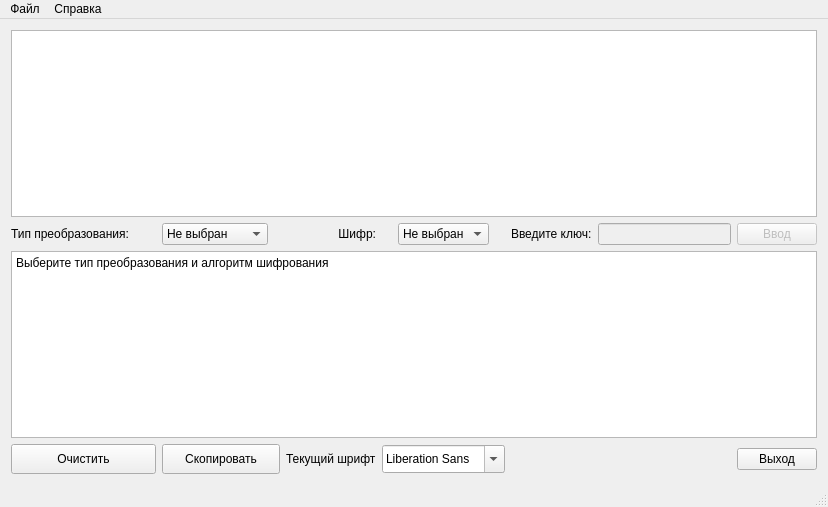
Before: the Qt Designer form crypt.ui in Sterly27/trpo, drawn with Qt 5.
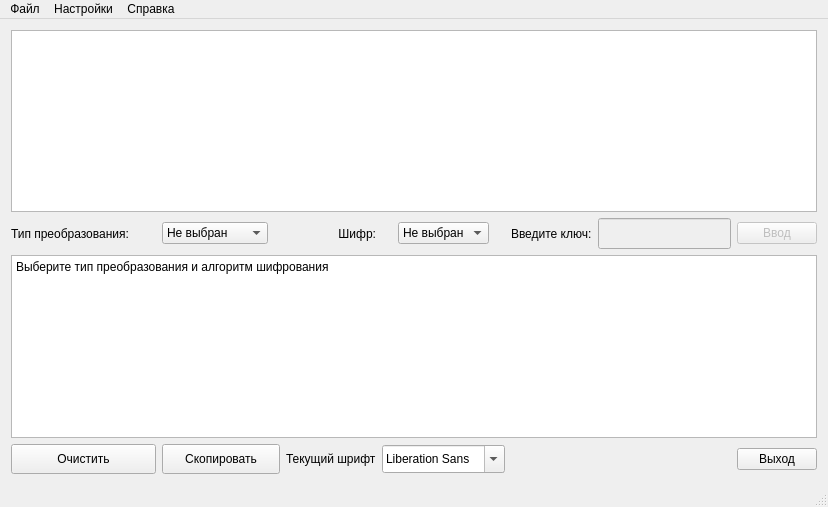
After: the same form once the commit is applied.

Diff of the .ui file:
```diff
--- a/crypt.ui
+++ b/crypt.ui
@@ -111,6 +111,12 @@
       <property name="enabled">
        <bool>false</bool>
       </property>
+      <property name="minimumSize">
+       <size>
+        <width>90</width>
+        <height>31</height>
+       </size>
+      </property>
       <property name="maxLength">
        <number>0</number>
       </property>
@@ -251,7 +257,7 @@
      <x>0</x>
      <y>0</y>
      <width>828</width>
-     <height>26</height>
+     <height>27</height>
     </rect>
    </property>
    <widget class="QMenu" name="menu">
@@ -273,7 +279,14 @@
     </property>
     <addaction name="action_15"/>
    </widget>
+   <widget class="QMenu" name="menu_2">
+    <property name="title">
+     <string>Настройки</string>
+    </property>
+    <addaction name="action_3"/>
+   </widget>
    <addaction name="menu"/>
+   <addaction name="menu_2"/>
    <addaction name="menu_5"/>
   </widget>
   <widget class="QStatusBar" name="statusBar"/>
```
Left out of the diff: 15 changed lines with no effect on the pictures.
